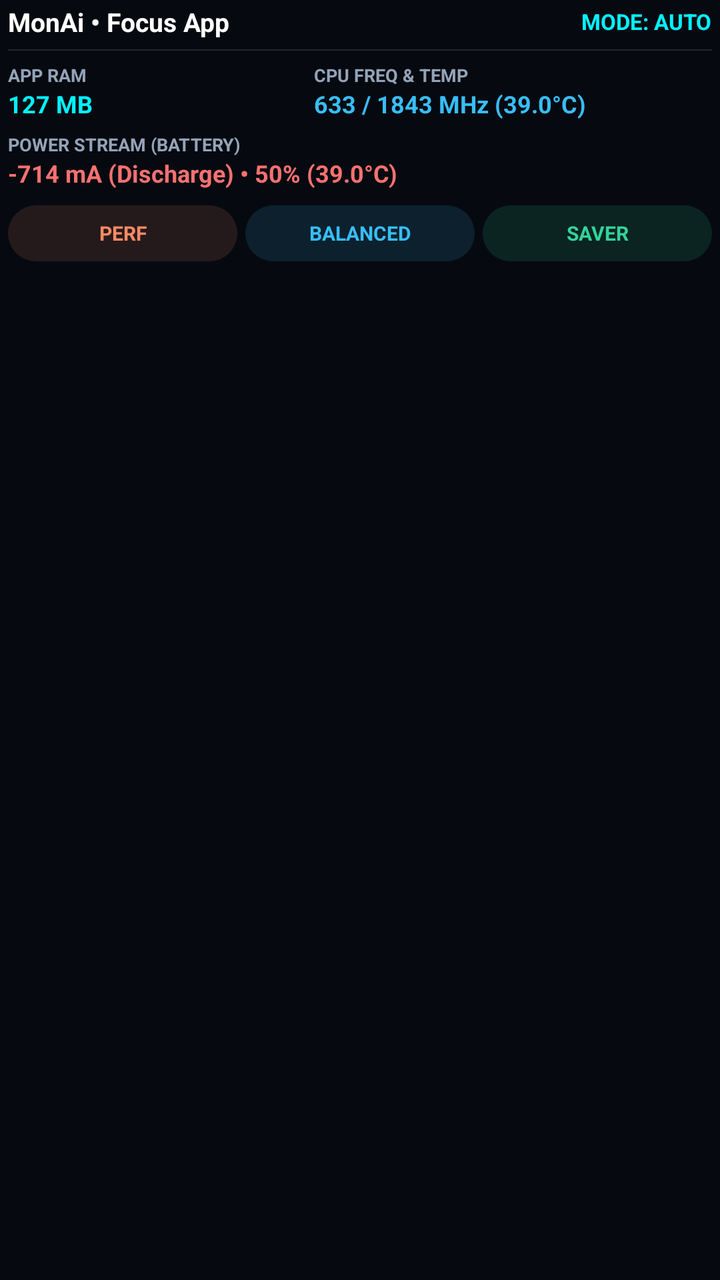
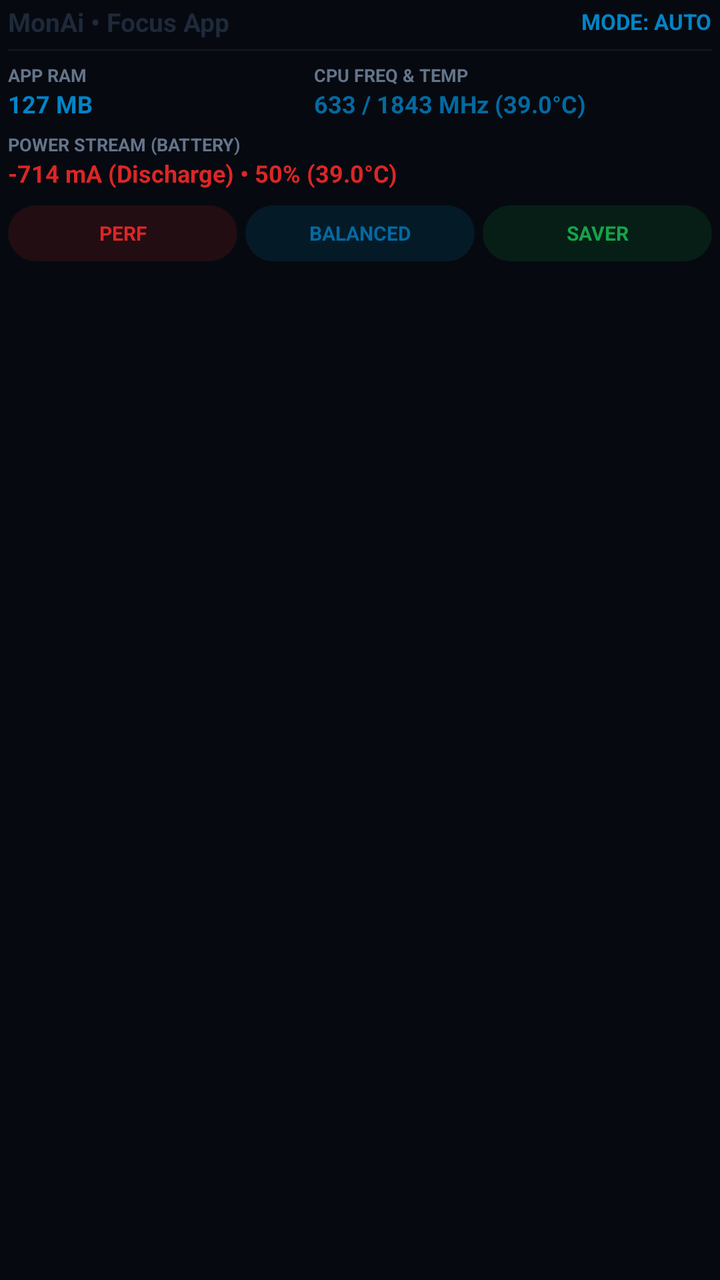

Compare the two renders of this Android layout. The source of the first and the diff that turns it into the second are given below.
<!-- AndroidManifest.xml: application theme Theme.MonAi -->
<!-- res/layout/notif_monai_expanded.xml -->
<?xml version="1.0" encoding="utf-8"?>
<LinearLayout xmlns:android="http://schemas.android.com/apk/res/android"
    android:layout_width="match_parent"
    android:layout_height="wrap_content"
    android:orientation="vertical"
    android:paddingStart="4dp"
    android:paddingEnd="4dp"
    android:paddingTop="2dp"
    android:paddingBottom="4dp"
    android:background="@android:color/transparent">

    
    <LinearLayout
        android:layout_width="match_parent"
        android:layout_height="wrap_content"
        android:orientation="horizontal"
        android:gravity="center_vertical">
        <TextView
            android:id="@+id/txt_exp_app_title"
            android:layout_width="0dp"
            android:layout_height="wrap_content"
            android:layout_weight="1"
            android:text="MonAi • Focus App"
            android:textColor="#FFFFFF"
            android:textStyle="bold"
            android:textSize="13sp"/>
        <TextView
            android:id="@+id/txt_exp_mode_badge"
            android:layout_width="wrap_content"
            android:layout_height="wrap_content"
            android:text="MODE: AUTO"
            android:textColor="#00F2FE"
            android:textStyle="bold"
            android:textSize="11sp"/>
    </LinearLayout>

    <View
        android:layout_width="match_parent"
        android:layout_height="0.8dp"
        android:background="#20FFFFFF"
        android:layout_marginTop="5dp"
        android:layout_marginBottom="6dp"/>

    
    <LinearLayout
        android:layout_width="match_parent"
        android:layout_height="wrap_content"
        android:orientation="horizontal">

        
        <LinearLayout
            android:layout_width="0dp"
            android:layout_height="wrap_content"
            android:layout_weight="1"
            android:orientation="vertical">
            <TextView
                android:layout_width="wrap_content"
                android:layout_height="wrap_content"
                android:text="APP RAM"
                android:textColor="#94A3B8"
                android:textSize="9sp"
                android:textStyle="bold"/>
            <TextView
                android:id="@+id/txt_exp_ram_val"
                android:layout_width="wrap_content"
                android:layout_height="wrap_content"
                android:text="127 MB"
                android:textColor="#00F2FE"
                android:textStyle="bold"
                android:textSize="12sp"/>
        </LinearLayout>

        
        <LinearLayout
            android:layout_width="0dp"
            android:layout_height="wrap_content"
            android:layout_weight="1.3"
            android:orientation="vertical">
            <TextView
                android:layout_width="wrap_content"
                android:layout_height="wrap_content"
                android:text="CPU FREQ &amp; TEMP"
                android:textColor="#94A3B8"
                android:textSize="9sp"
                android:textStyle="bold"/>
            <TextView
                android:id="@+id/txt_exp_cpu_val"
                android:layout_width="wrap_content"
                android:layout_height="wrap_content"
                android:text="633 / 1843 MHz (39.0°C)"
                android:textColor="#38BDF8"
                android:textStyle="bold"
                android:textSize="12sp"/>
        </LinearLayout>
    </LinearLayout>

    
    <LinearLayout
        android:layout_width="match_parent"
        android:layout_height="wrap_content"
        android:orientation="vertical"
        android:layout_marginTop="6dp">
        <TextView
            android:layout_width="wrap_content"
            android:layout_height="wrap_content"
            android:text="POWER STREAM (BATTERY)"
            android:textColor="#94A3B8"
            android:textSize="9sp"
            android:textStyle="bold"/>
        <TextView
            android:id="@+id/txt_exp_power_val"
            android:layout_width="wrap_content"
            android:layout_height="wrap_content"
            android:text="-714 mA (Discharge) • 50% (39.0°C)"
            android:textColor="#F87171"
            android:textStyle="bold"
            android:textSize="12sp"/>
    </LinearLayout>

    
    <LinearLayout
        android:layout_width="match_parent"
        android:layout_height="wrap_content"
        android:orientation="horizontal"
        android:layout_marginTop="8dp">

        <TextView
            android:id="@+id/btn_notif_perf"
            android:layout_width="0dp"
            android:layout_height="28dp"
            android:layout_weight="1"
            android:layout_marginEnd="4dp"
            android:gravity="center"
            android:text="PERF"
            android:textColor="#FF8A65"
            android:textSize="10sp"
            android:textStyle="bold"
            android:background="@drawable/notif_btn_bg_perf"/>

        <TextView
            android:id="@+id/btn_notif_bal"
            android:layout_width="0dp"
            android:layout_height="28dp"
            android:layout_weight="1"
            android:layout_marginEnd="4dp"
            android:gravity="center"
            android:text="BALANCED"
            android:textColor="#38BDF8"
            android:textSize="10sp"
            android:textStyle="bold"
            android:background="@drawable/notif_btn_bg_bal"/>

        <TextView
            android:id="@+id/btn_notif_save"
            android:layout_width="0dp"
            android:layout_height="28dp"
            android:layout_weight="1"
            android:gravity="center"
            android:text="SAVER"
            android:textColor="#34D399"
            android:textSize="10sp"
            android:textStyle="bold"
            android:background="@drawable/notif_btn_bg_save"/>
    </LinearLayout>
</LinearLayout>
<!-- resources referenced by this layout -->
<resources>
  <!-- drawable notif_btn_bg_bal (drawable) -->
  <?xml version="1.0" encoding="utf-8"?>
  <shape xmlns:android="http://schemas.android.com/apk/res/android">
      <solid android:color="#2038BDF8"/>
      <corners android:radius="14dp"/>
  </shape>
  <!-- drawable notif_btn_bg_perf (drawable) -->
  <?xml version="1.0" encoding="utf-8"?>
  <shape xmlns:android="http://schemas.android.com/apk/res/android">
      <solid android:color="#20FF8A65"/>
      <corners android:radius="14dp"/>
  </shape>
  <!-- drawable notif_btn_bg_save (drawable) -->
  <?xml version="1.0" encoding="utf-8"?>
  <shape xmlns:android="http://schemas.android.com/apk/res/android">
      <solid android:color="#2034D399"/>
      <corners android:radius="14dp"/>
  </shape>
  <style name="Theme.MonAi" parent="android:Theme.Material.NoActionBar">
          <item name="android:windowBackground">#060A10</item>
          <item name="android:statusBarColor">#060A10</item>
          <item name="android:navigationBarColor">#0D1520</item>
      </style>
</resources>

<!-- the commit's change to res/layout/notif_monai_expanded.xml (unified diff, before → after) -->
@@ -9,7 +9,6 @@
     android:paddingBottom="4dp"
     android:background="@android:color/transparent">
 
-    
     <LinearLayout
         android:layout_width="match_parent"
         android:layout_height="wrap_content"
@@ -21,7 +20,7 @@
             android:layout_height="wrap_content"
             android:layout_weight="1"
             android:text="MonAi • Focus App"
-            android:textColor="#FFFFFF"
+            android:textColor="@color/notif_title_color"
             android:textStyle="bold"
             android:textSize="13sp"/>
         <TextView
@@ -29,7 +28,7 @@
             android:layout_width="wrap_content"
             android:layout_height="wrap_content"
             android:text="MODE: AUTO"
-            android:textColor="#00F2FE"
+            android:textColor="@color/notif_ram_color"
             android:textStyle="bold"
             android:textSize="11sp"/>
     </LinearLayout>
@@ -37,17 +36,15 @@
     <View
         android:layout_width="match_parent"
         android:layout_height="0.8dp"
-        android:background="#20FFFFFF"
+        android:background="#20888888"
         android:layout_marginTop="5dp"
         android:layout_marginBottom="6dp"/>
 
-    
     <LinearLayout
         android:layout_width="match_parent"
         android:layout_height="wrap_content"
         android:orientation="horizontal">
 
-        
         <LinearLayout
             android:layout_width="0dp"
             android:layout_height="wrap_content"
@@ -57,7 +54,7 @@
                 android:layout_width="wrap_content"
                 android:layout_height="wrap_content"
                 android:text="APP RAM"
-                android:textColor="#94A3B8"
+                android:textColor="@color/notif_sub_color"
                 android:textSize="9sp"
                 android:textStyle="bold"/>
             <TextView
@@ -65,12 +62,11 @@
                 android:layout_width="wrap_content"
                 android:layout_height="wrap_content"
                 android:text="127 MB"
-                android:textColor="#00F2FE"
+                android:textColor="@color/notif_ram_color"
                 android:textStyle="bold"
                 android:textSize="12sp"/>
         </LinearLayout>
 
-        
         <LinearLayout
             android:layout_width="0dp"
             android:layout_height="wrap_content"
@@ -80,7 +76,7 @@
                 android:layout_width="wrap_content"
                 android:layout_height="wrap_content"
                 android:text="CPU FREQ &amp; TEMP"
-                android:textColor="#94A3B8"
+                android:textColor="@color/notif_sub_color"
                 android:textSize="9sp"
                 android:textStyle="bold"/>
             <TextView
@@ -88,13 +84,12 @@
                 android:layout_width="wrap_content"
                 android:layout_height="wrap_content"
                 android:text="633 / 1843 MHz (39.0°C)"
-                android:textColor="#38BDF8"
+                android:textColor="@color/notif_cpu_color"
                 android:textStyle="bold"
                 android:textSize="12sp"/>
         </LinearLayout>
     </LinearLayout>
 
-    
     <LinearLayout
         android:layout_width="match_parent"
         android:layout_height="wrap_content"
@@ -104,7 +99,7 @@
             android:layout_width="wrap_content"
             android:layout_height="wrap_content"
             android:text="POWER STREAM (BATTERY)"
-            android:textColor="#94A3B8"
+            android:textColor="@color/notif_sub_color"
             android:textSize="9sp"
             android:textStyle="bold"/>
         <TextView
@@ -112,12 +107,11 @@
             android:layout_width="wrap_content"
             android:layout_height="wrap_content"
             android:text="-714 mA (Discharge) • 50% (39.0°C)"
-            android:textColor="#F87171"
+            android:textColor="@color/notif_power_discharge"
             android:textStyle="bold"
             android:textSize="12sp"/>
     </LinearLayout>
 
-    
     <LinearLayout
         android:layout_width="match_parent"
         android:layout_height="wrap_content"
@@ -132,7 +126,7 @@
             android:layout_marginEnd="4dp"
             android:gravity="center"
             android:text="PERF"
-            android:textColor="#FF8A65"
+            android:textColor="@color/notif_power_discharge"
             android:textSize="10sp"
             android:textStyle="bold"
             android:background="@drawable/notif_btn_bg_perf"/>
@@ -145,7 +139,7 @@
             android:layout_marginEnd="4dp"
             android:gravity="center"
             android:text="BALANCED"
-            android:textColor="#38BDF8"
+            android:textColor="@color/notif_cpu_color"
             android:textSize="10sp"
             android:textStyle="bold"
             android:background="@drawable/notif_btn_bg_bal"/>
@@ -157,7 +151,7 @@
             android:layout_weight="1"
             android:gravity="center"
             android:text="SAVER"
-            android:textColor="#34D399"
+            android:textColor="@color/notif_power_charge"
             android:textSize="10sp"
             android:textStyle="bold"
             android:background="@drawable/notif_btn_bg_save"/>
<!-- resource entries referenced after the edit -->
@@ -1,21 +1,27 @@
 <!-- resources referenced by this layout -->
 <resources>
+  <color name="notif_cpu_color">#0369A1</color>
+  <color name="notif_power_charge">#16A34A</color>
+  <color name="notif_power_discharge">#DC2626</color>
+  <color name="notif_ram_color">#0284C7</color>
+  <color name="notif_sub_color">#64748B</color>
+  <color name="notif_title_color">#1E293B</color>
   <!-- drawable notif_btn_bg_bal (drawable) -->
   <?xml version="1.0" encoding="utf-8"?>
   <shape xmlns:android="http://schemas.android.com/apk/res/android">
-      <solid android:color="#2038BDF8"/>
+      <solid android:color="@color/notif_btn_bal_bg"/>
       <corners android:radius="14dp"/>
   </shape>
   <!-- drawable notif_btn_bg_perf (drawable) -->
   <?xml version="1.0" encoding="utf-8"?>
   <shape xmlns:android="http://schemas.android.com/apk/res/android">
-      <solid android:color="#20FF8A65"/>
+      <solid android:color="@color/notif_btn_perf_bg"/>
       <corners android:radius="14dp"/>
   </shape>
   <!-- drawable notif_btn_bg_save (drawable) -->
   <?xml version="1.0" encoding="utf-8"?>
   <shape xmlns:android="http://schemas.android.com/apk/res/android">
-      <solid android:color="#2034D399"/>
+      <solid android:color="@color/notif_btn_save_bg"/>
       <corners android:radius="14dp"/>
   </shape>
   <style name="Theme.MonAi" parent="android:Theme.Material.NoActionBar">
@@ -23,5 +29,8 @@
           <item name="android:statusBarColor">#060A10</item>
           <item name="android:navigationBarColor">#0D1520</item>
       </style>
+  <color name="notif_btn_bal_bg">#200284C7</color>
+  <color name="notif_btn_perf_bg">#20DC2626</color>
+  <color name="notif_btn_save_bg">#2016A34A</color>
 </resources>
 
